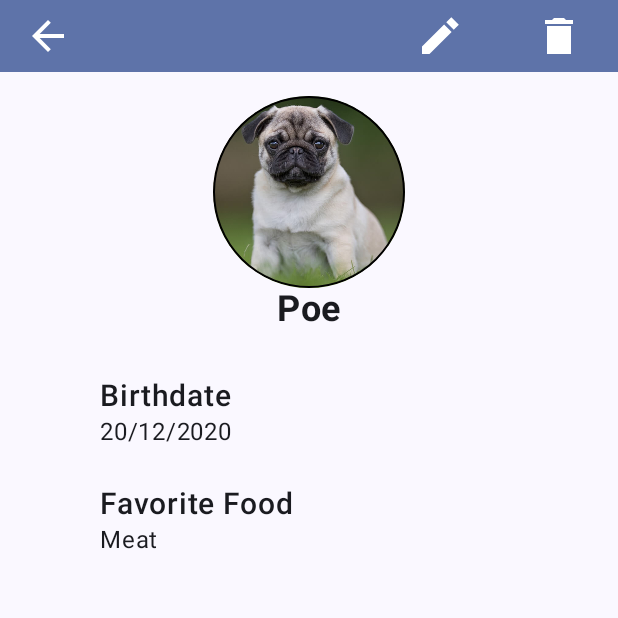
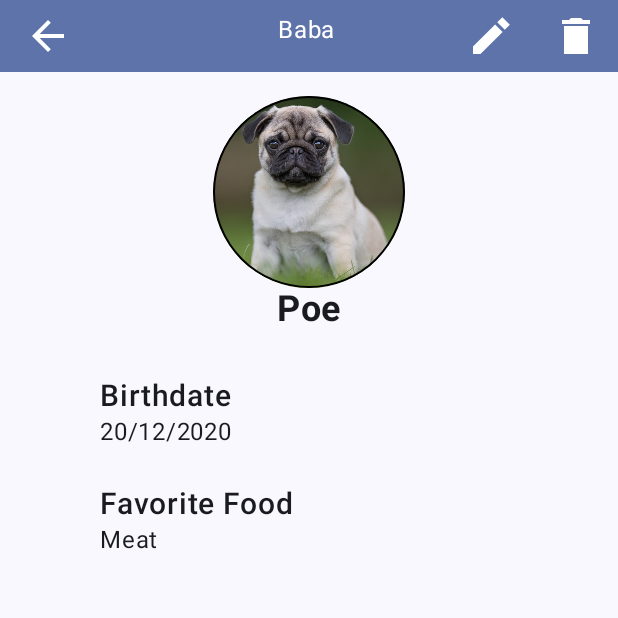
Before and after one commit to rfgvieira/Auau, an Android app built with Jetpack Compose: the screen it shows after launch (MainActivity), after a tap on "See more", on a phone screen of 412 x 824 dp, the top half of it. Run offline under Robolectric (Android 15) with nearby library versions, the phone set to English and light mode, and no system bars; libraries missing offline, so code that uses them is left out: androidx.camera.core, androidx.camera.lifecycle; 2 other taps on this screen came first.

Commit message:
Start Edit Layout and refactor navigation and topbar

```diff
--- a/app/src/main/java/com/rfgvieira/auau/presentation/components/DateInput.kt
+++ b/app/src/main/java/com/rfgvieira/auau/presentation/components/DateInput.kt
@@ -22,10 +22,6 @@ import androidx.compose.ui.focus.FocusManager
 import androidx.compose.ui.focus.onFocusEvent
 import androidx.compose.ui.unit.dp
 import com.rfgvieira.auau.utils.DateUtils.Companion.toDateFormat
-
-
-
-/*TODO: Mostrar só datas anteriores*/
 
 @OptIn(ExperimentalMaterial3Api::class)
 @Composable
--- a/app/src/main/java/com/rfgvieira/auau/presentation/components/TopBarDog.kt
+++ b/app/src/main/java/com/rfgvieira/auau/presentation/components/TopBarDog.kt
@@ -15,9 +15,14 @@ import androidx.compose.runtime.Composable
 import androidx.compose.ui.Modifier
 import androidx.compose.ui.draw.clip
 import androidx.compose.ui.unit.dp
-
+/*TODO: Adjuste title position*/
 @Composable
-fun TopBarDog(modifier: Modifier, navigateBack: () ->Unit, onDelete : () -> Unit) {
+fun TopBarDog(
+    modifier: Modifier,
+    navigateBack: () -> Unit,
+    title: @Composable () -> Unit,
+    delete: @Composable () -> Unit = {},
+    edit: @Composable () -> Unit = {}) {
     Row(
         modifier = modifier.fillMaxWidth()
     ) {
@@ -26,28 +31,19 @@ fun TopBarDog(modifier: Modifier, navigateBack: () ->Unit, onDelete : () -> Unit
                 imageVector = Icons.Sharp.ArrowBack,
                 contentDescription = "Back to List",
                 tint = MaterialTheme.colorScheme.onPrimary,
-                modifier = Modifier.clip(CircleShape).size(32.dp).clickable { navigateBack() }
+                modifier = Modifier
+                    .clip(CircleShape)
+                    .size(32.dp)
+                    .clickable { navigateBack() }
             )
         }
+        Row(modifier = Modifier.weight(2f)) {
+            title()
+        }
 
-        Icon(
-            imageVector = Icons.Sharp.Edit,
-            contentDescription = "Edit Info",
-            modifier = Modifier
-                .weight(1f)
-                .size(32.dp)
-                .clickable { /*TODO*/ },
-            tint = MaterialTheme.colorScheme.onPrimary,
+        edit()
 
-        )
-        Icon(
-            imageVector = Icons.Sharp.Delete,
-            contentDescription = "Delete Dog",
-            modifier = Modifier
-                .weight(1f)
-                .size(32.dp)
-                .clickable { onDelete() },
-            tint = MaterialTheme.colorScheme.onPrimary
-        )
+        delete()
+
     }
 }
--- a/app/src/main/java/com/rfgvieira/auau/presentation/navigation/NavigationApp.kt
+++ b/app/src/main/java/com/rfgvieira/auau/presentation/navigation/NavigationApp.kt
@@ -6,12 +6,15 @@ import androidx.compose.animation.EnterTransition
 import androidx.compose.animation.ExitTransition
 import androidx.compose.runtime.Composable
 import androidx.compose.runtime.MutableState
+import androidx.navigation.NavBackStackEntry
 import androidx.navigation.NavHostController
 import androidx.navigation.compose.NavHost
 import androidx.navigation.compose.composable
 import com.rfgvieira.auau.domain.DogDAO
+import com.rfgvieira.auau.domain.model.Dog
 import com.rfgvieira.auau.presentation.screens.CameraView
 import com.rfgvieira.auau.presentation.screens.DogAddScreen
+import com.rfgvieira.auau.presentation.screens.DogDetailsScreen
 import com.rfgvieira.auau.presentation.screens.DogEditScreen
 import com.rfgvieira.auau.presentation.screens.DogListScreen
 import com.rfgvieira.auau.presentation.viewmodel.DogViewModel
@@ -29,7 +32,7 @@ fun NavigationApp(
     onNavigateToList: () -> Unit,
     onNavigateToAdd: () -> Unit,
     onNavigateToDetails: () -> Unit,
-    onNavigateToCamera: () -> Unit
+    onNavigateToCamera: () -> Unit,
 ) {
     NavHost(
         navController = navController,
@@ -48,16 +51,22 @@ fun NavigationApp(
             }
         }
         composable("dogdetails/{dogId}") { backStack ->
-            onNavigateToDetails()
-
-            val id = backStack.arguments?.getString("dogId")
-            DogDAO.dogsList().find {
-                it.id == id
-            }?.let { dog ->
-                DogEditScreen(dog, dogViewModel) {
+            DogInfo(onNavigateToDetails = onNavigateToDetails, backStack = backStack) { dog ->
+                DogDetailsScreen(dog, dogViewModel, navigateToEdit = {
+                    navController.navigate("dogedit/${dog.id}")
+                }) {
                     navController.popBackStack("doglist", false)
                 }
             }
+        }
+        composable("dogedit/{dogId}"){backStack ->
+            DogInfo(onNavigateToDetails = onNavigateToDetails, backStack = backStack) {
+                DogEditScreen(dogViewModel){
+                    navController.popBackStack()
+                }
+            }
+
+
 
         }
         composable("camera") {
@@ -74,3 +83,15 @@ fun NavigationApp(
         }
     }
 }
+
+@Composable
+fun DogInfo(onNavigateToDetails: () -> Unit,  backStack: NavBackStackEntry, screen : @Composable ((Dog) -> Unit)){
+    onNavigateToDetails()
+
+    val id = backStack.arguments?.getString("dogId")
+    DogDAO.dogsList().find {
+        it.id == id
+    }?.let { dog ->
+        screen(dog)
+    }
+}
--- a/app/src/main/java/com/rfgvieira/auau/presentation/screens/DogDetailsScreen.kt
+++ b/app/src/main/java/com/rfgvieira/auau/presentation/screens/DogDetailsScreen.kt
@@ -2,12 +2,17 @@ package com.rfgvieira.auau.presentation.screens
 
 import androidx.compose.foundation.background
 import androidx.compose.foundation.border
+import androidx.compose.foundation.clickable
 import androidx.compose.foundation.layout.Arrangement
 import androidx.compose.foundation.layout.Column
 import androidx.compose.foundation.layout.fillMaxWidth
 import androidx.compose.foundation.layout.padding
 import androidx.compose.foundation.layout.size
 import androidx.compose.foundation.shape.CircleShape
+import androidx.compose.material.icons.Icons
+import androidx.compose.material.icons.sharp.Delete
+import androidx.compose.material.icons.sharp.Edit
+import androidx.compose.material3.Icon
 import androidx.compose.material3.MaterialTheme
 import androidx.compose.material3.Text
 import androidx.compose.runtime.Composable
@@ -36,7 +41,12 @@ import com.rfgvieira.auau.presentation.viewmodel.DogViewModel
 
 //Tela para modificar um cachorro já existente
 @Composable
-fun DogEditScreen(dog: Dog, viewModel: DogViewModel, navigateBack: () -> Unit) {
+fun DogDetailsScreen(
+    dog: Dog,
+    viewModel: DogViewModel,
+    navigateToEdit: () -> Unit,
+    navigateBack: () -> Unit
+) {
 
     val showDialog = remember { mutableStateOf(false) }
 
@@ -46,7 +56,29 @@ fun DogEditScreen(dog: Dog, viewModel: DogViewModel, navigateBack: () -> Unit) {
                 .background(MaterialTheme.colorScheme.primaryContainer)
                 .padding(start = 16.dp, top = 8.dp, bottom = 8.dp),
             navigateBack = navigateBack,
-            onDelete = { showDialog.value = true }
+            title = {Text("Baba", color = Color.White)},
+            delete = {
+                Icon(
+                    imageVector = Icons.Sharp.Delete,
+                    contentDescription = "Delete Dog",
+                    modifier = Modifier
+                        .weight(1f)
+                        .size(32.dp)
+                        .clickable { showDialog.value = true },
+                    tint = MaterialTheme.colorScheme.onPrimary
+                )
+            },
+            edit = {
+                Icon(
+                    imageVector = Icons.Sharp.Edit,
+                    contentDescription = "Edit Info",
+                    modifier = Modifier
+                        .weight(1f)
+                        .size(32.dp)
+                        .clickable { navigateToEdit() },
+                    tint = MaterialTheme.colorScheme.onPrimary
+                )
+            }
         )
 
         Column(
@@ -94,19 +126,22 @@ fun DogEditScreen(dog: Dog, viewModel: DogViewModel, navigateBack: () -> Unit) {
     }
 
 
-    if (showDialog.value) DialogDeleteDog(dog, showDialog, {deletedDog -> viewModel.deleteDog(deletedDog)}, navigateBack)
+    if (showDialog.value) DialogDeleteDog(
+        dog,
+        showDialog,
+        { deletedDog -> viewModel.deleteDog(deletedDog) },
+        navigateBack
+    )
 
 
 }
 
 
-
-
 @Composable
 @Preview(showBackground = true)
-fun DogEditPreview() {
+fun DogDetailsPreview() {
     AuauTheme {
-        DogEditScreen(DogDAO.dogsList()[0], viewModel(),{})
+        DogDetailsScreen(DogDAO.dogsList()[0], viewModel(), {}, {})
     }
 
 }
--- a/gradle.properties
+++ b/gradle.properties
@@ -21,5 +21,4 @@ kotlin.code.style=official
 # resources declared in the library itself and none from the library's dependencies,
 # thereby reducing the size of the R class for that library
 android.nonTransitiveRClass=true
-android.defaults.buildfeatures.buildconfig=true
 android.nonFinalResIds=false
```
Also changed, not shown: app/src/main/java/com/rfgvieira/auau/presentation/components/DogForm.kt (added, +157 -0 lines), app/src/main/java/com/rfgvieira/auau/presentation/screens/DogEditScreen.kt (added, +38 -0 lines).
